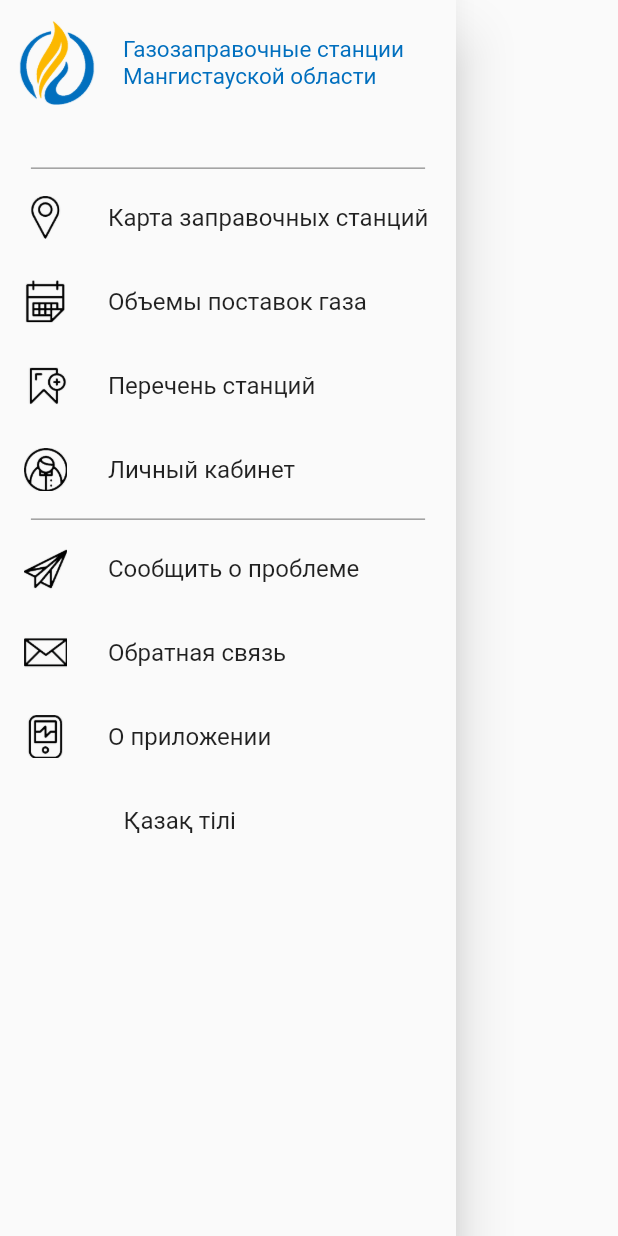
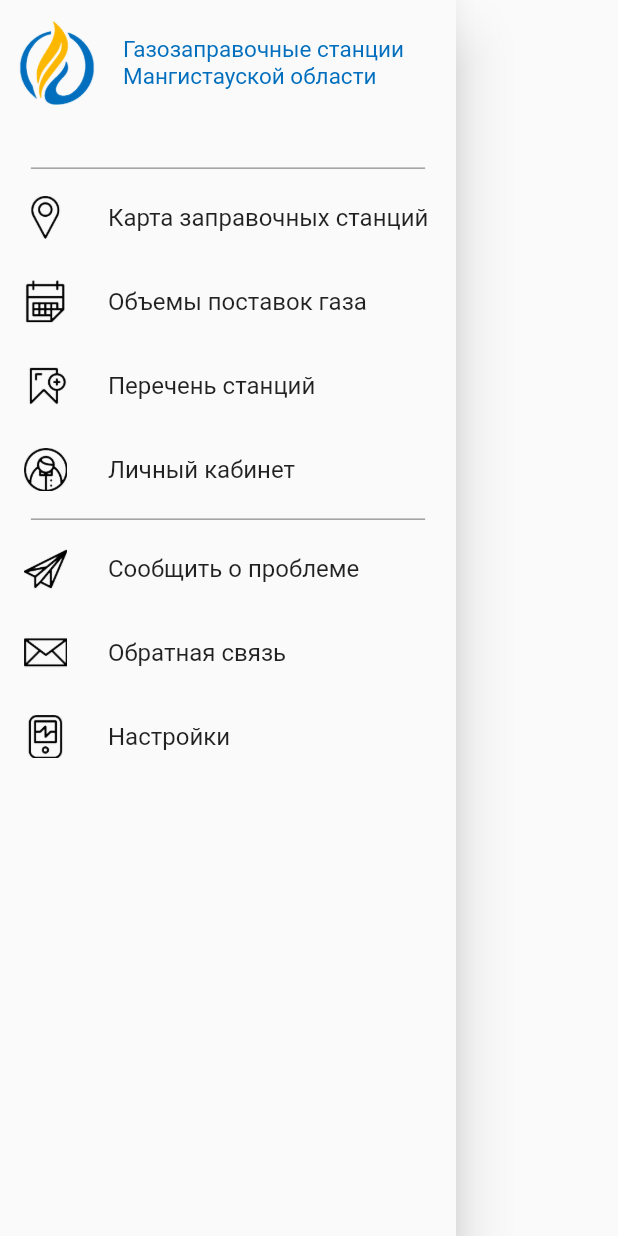
Before and after one commit to barganaev/GasApp, a Flutter app: the HomeDrawer widget shown alone on an empty page, opened directly, on a phone screen of 412 x 824 dp. Run offline on Flutter 3.47's test engine with Material 2 defaults, Android fonts, the phone set to English and light mode, and no system bars; our stand-ins replace bloc, easy_localization, equatable, flutter_bloc, flutter_html, geolocator and 2 more; accounts and stored records are empty; network calls fail.

Commit message:
settings + about app

```diff
--- a/lib/screens/drawer/home_drawer.dart
+++ b/lib/screens/drawer/home_drawer.dart
@@ -223,22 +223,24 @@ class _HomeDrawerState extends State<HomeDrawer> {
               'assets/icon_7.png',
               width: MediaQuery.of(context).size.width * 0.07,
             ),
-            title: Text(LocaleKeys.about.tr()), //Text("about").tr(),  ??
+            title: Text('Настройки'),
+            // title: Text(LocaleKeys.about.tr()), //Text("about").tr(),  ??
           ),
-          ListTile(
-            onTap: () async {
-              if (context.locale == Locale('ru')) {
-                await context.setLocale(Locale('kk', 'KZ'));
-              } else {
-                await context.setLocale(Locale('ru'));
-              }
-            },
-            contentPadding:
-                EdgeInsets.only(left: MediaQuery.of(context).size.width * 0.2),
-            title: Text(context.locale == Locale('ru')
-                ? "Қазақ тілі"
-                : "Русский язык"), //Text("about").tr(),  ??
-          ),
+          // ListTile(
+          //   onTap: () async {
+          //     if (context.locale == Locale('ru')) {
+          //       await context.setLocale(Locale('kk', 'KZ'));
+          //     } else {
+          //       await context.setLocale(Locale('ru'));
+          //     }
+          //   },
+          //   leading: Image.asset(context.locale == Locale('ru') ? 'assets/flag_kz.png' : 'assets/flag_ru.png', height: screenSize(context).height * 0.05,),
+          //   contentPadding:
+          //       EdgeInsets.only(left: MediaQuery.of(context).size.width * 0.2),
+          //   title: Text(context.locale == Locale('ru')
+          //       ? "Қазақ тілі"
+          //       : "Русский язык"), //Text("about").tr(),  ??
+          // ),
         ],
       ),
     );
```
Also changed, not shown: lib/screens/drawer/about_app.dart (+29 -0 lines), assets/flag_kz.png (added), assets/flag_ru.png (added).
